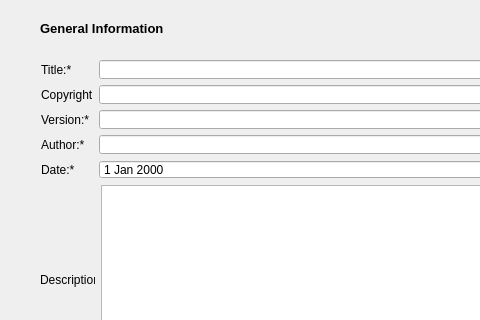
First picture: the form in GUI_Windows/idsEditor_info.ui, repository ivanfelipeib/Masterarbeit, before the edit; both pictures show x 0 to 480 and y 0 to 320 of the 800 by 820 pixel window.
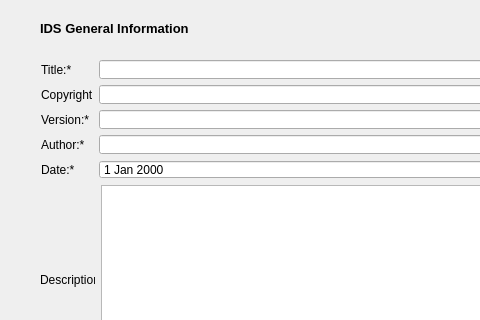
Second picture: the form after the edit.

Commit message: Modify texts in GUI according to Module names and contents described in Thesis

```diff
--- a/GUI_Windows/idsEditor_info.ui
+++ b/GUI_Windows/idsEditor_info.ui
@@ -50,7 +50,7 @@
      </font>
     </property>
     <property name="text">
-     <string>General Information</string>
+     <string>IDS General Information</string>
     </property>
    </widget>
    <widget class="QWidget" name="layoutWidget">
```
The commit also changes 6 other files.
